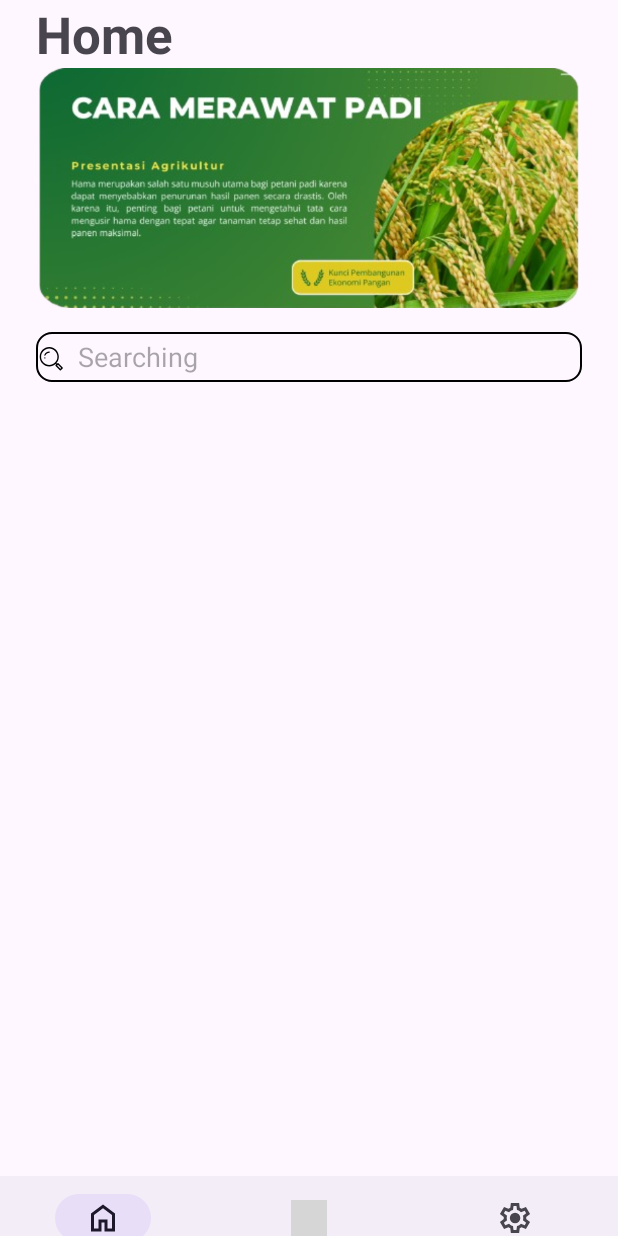
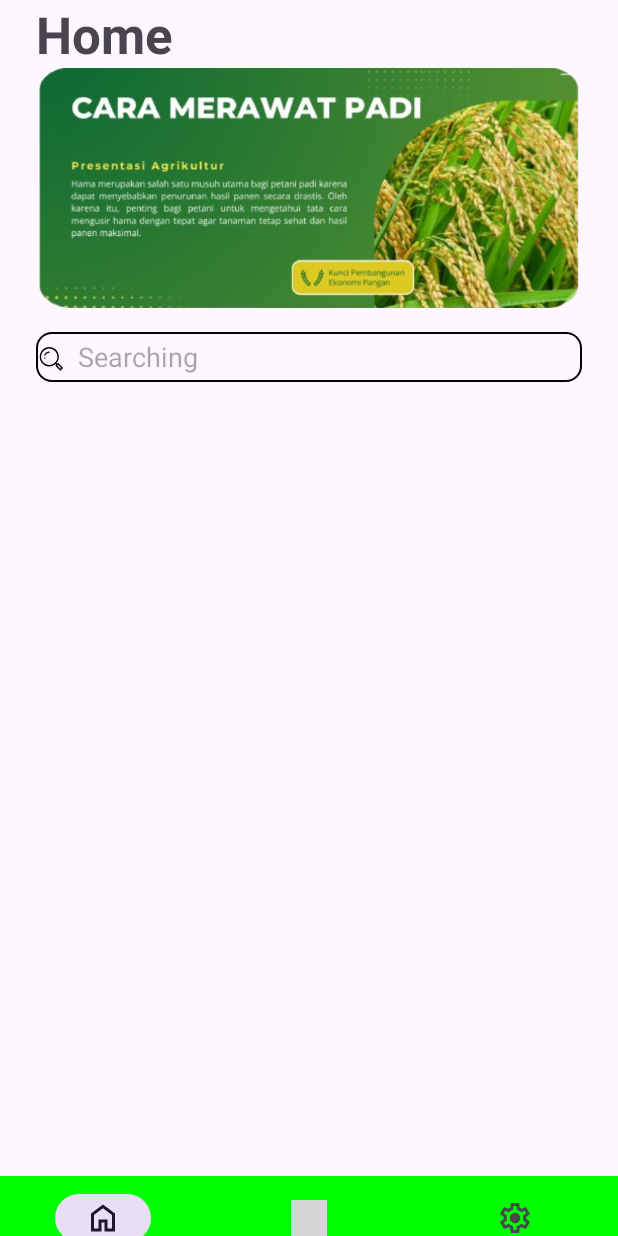
Before and after one commit to rubyabim/AgriEdu, an Android app: the layout activity_main.xml on its own in the app's theme, with its tools: preview values and no code run, on a phone screen of 412 x 824 dp. Run offline under Robolectric (Android 15) with nearby library versions, the phone set to English and light mode, and no system bars; grey boxes are pictures that could not be loaded.

Commit message:
mengganti wana Button navigator bar

```diff
--- a/app/src/main/res/layout/activity_main.xml
+++ b/app/src/main/res/layout/activity_main.xml
@@ -98,6 +98,7 @@
             app:layout_constraintEnd_toEndOf="parent"
             app:layout_constraintStart_toStartOf="parent"
             app:layout_constraintTop_toBottomOf="parent"
+            android:background="#00FF00"
             app:menu="@menu/bottom_nav" />
 
     </androidx.constraintlayout.widget.ConstraintLayout>
```
Also changed, not shown: app/src/main/java/com/uti/agriedu/splashscreen.kt (+3 -7 lines), app/src/main/res/layout/activity_splashscreen.xml (+7 -9 lines).
